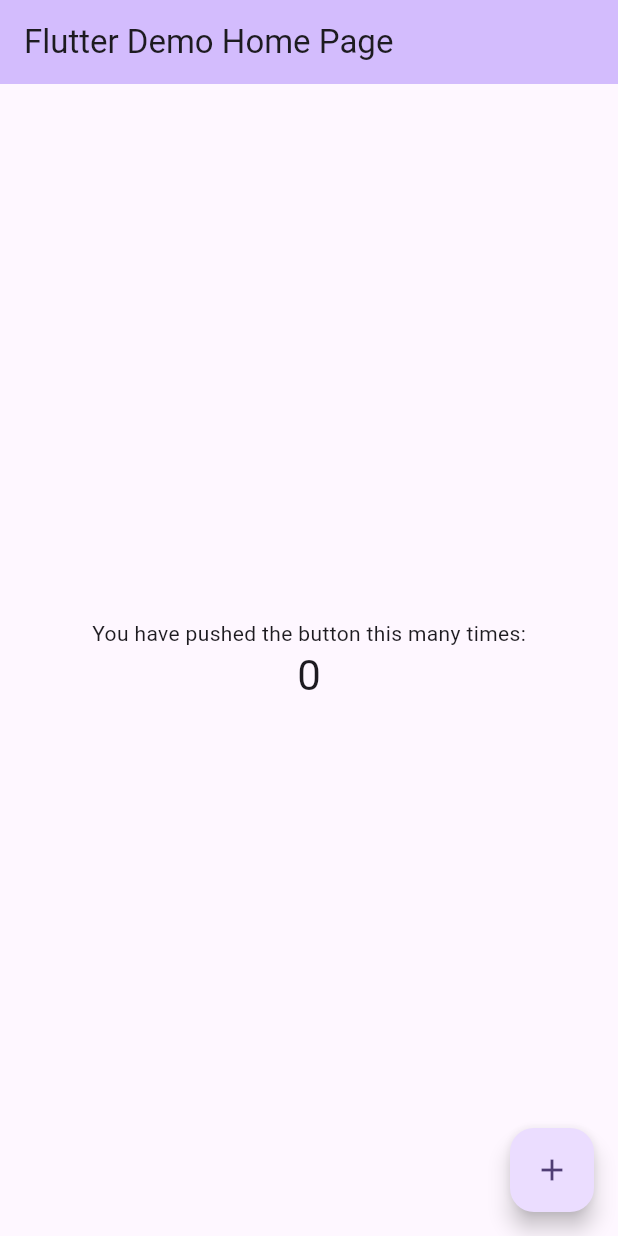
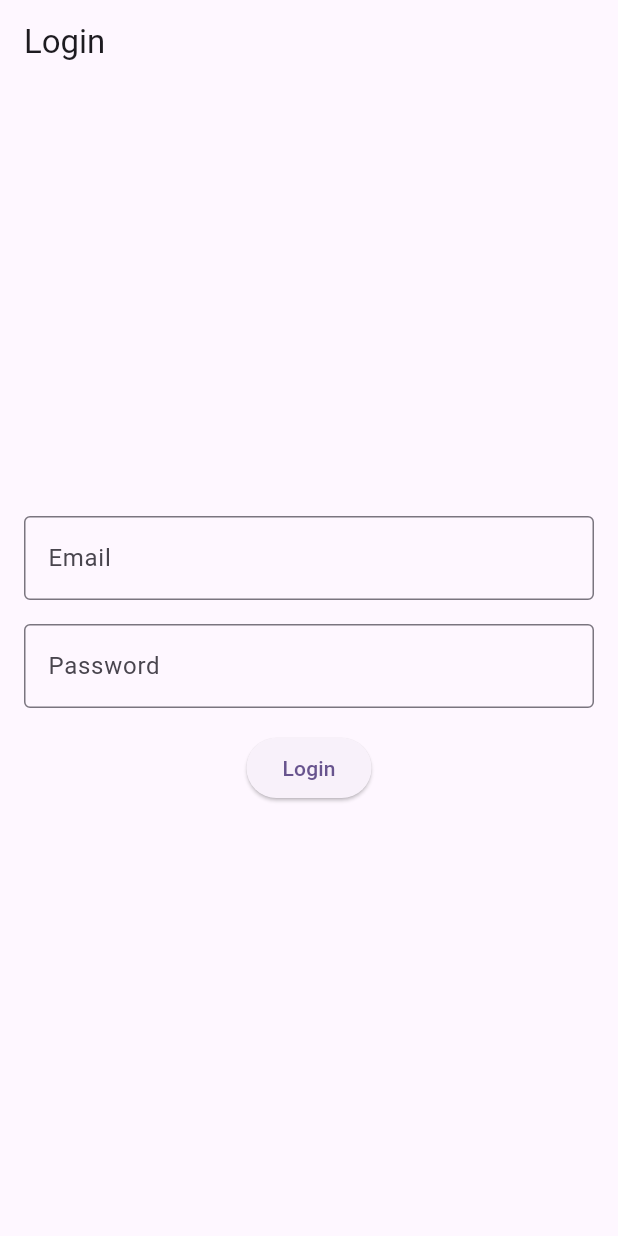
Before and after one commit to RusyaidiSupian94/ipotracker, a Flutter app: the screen it shows after launch, on a phone screen of 412 x 824 dp. Run offline on Flutter 3.47's test engine with Material 3 defaults, Android fonts, the phone set to English and light mode, and no system bars.

Commit message:
add login page

```diff
--- /dev/null
+++ b/app/lib/auth/login.dart
@@ -0,0 +1,50 @@
+import 'package:flutter/material.dart';
+
+class LoginPage extends StatelessWidget {
+  final TextEditingController _emailController = TextEditingController();
+  final TextEditingController _passwordController = TextEditingController();
+
+  @override
+  Widget build(BuildContext context) {
+    return Scaffold(
+      appBar: AppBar(
+        title: Text('Login'),
+      ),
+      body: Padding(
+        padding: const EdgeInsets.all(16.0),
+        child: Column(
+          mainAxisAlignment: MainAxisAlignment.center,
+          children: <Widget>[
+            TextField(
+              controller: _emailController,
+              decoration: InputDecoration(
+                labelText: 'Email',
+                border: OutlineInputBorder(),
+              ),
+            ),
+            SizedBox(height: 16.0),
+            TextField(
+              controller: _passwordController,
+              obscureText: true,
+              decoration: InputDecoration(
+                labelText: 'Password',
+                border: OutlineInputBorder(),
+              ),
+            ),
+            SizedBox(height: 16.0),
+            ElevatedButton(
+              onPressed: () {
+                // Handle login logic here
+                String email = _emailController.text;
+                String password = _passwordController.text;
+                print('Email: $email, Password: $password');
+                // You can add your authentication logic here
+              },
+              child: Text('Login'),
+            ),
+          ],
+        ),
+      ),
+    );
+  }
+}
--- a/app/lib/main.dart
+++ b/app/lib/main.dart
@@ -1,5 +1,5 @@
 import 'package:flutter/material.dart';
-
+import 'auth/login.dart';
 void main() {
   runApp(const MyApp());
 }
@@ -31,7 +31,9 @@ class MyApp extends StatelessWidget {
         colorScheme: ColorScheme.fromSeed(seedColor: Colors.deepPurple),
         useMaterial3: true,
       ),
-      home: const MyHomePage(title: 'Flutter Demo Home Page'),
+      debugShowCheckedModeBanner: false,
+      //home: const MyHomePage(title: 'Flutter Demo Home Page'),
+      home: LoginPage(),
     );
   }
 }
```
